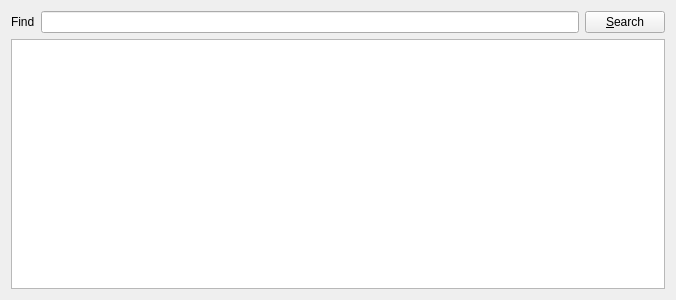
stcrocco/ruber, file plugins/ruberri/ui/tool_widget.ui: the form before one commit.
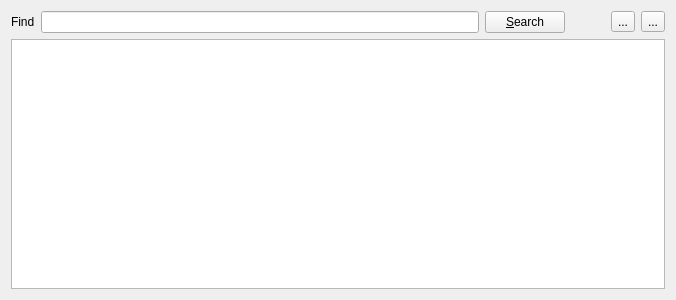
The form after the commit. Custom widgets are drawn as their Qt base class.

Commit message: Added (still not working) next and previous buttons to ruberri tool widget

The edit to the form file:
```diff
--- a/plugins/ruberri/ui/tool_widget.ui
+++ b/plugins/ruberri/ui/tool_widget.ui
@@ -13,8 +13,10 @@
   <property name="windowTitle">
    <string>Form</string>
   </property>
-  <layout class="QGridLayout" name="gridLayout">
-   <item row="0" column="0">
+  <layout class="QVBoxLayout" name="verticalLayout">
+   <item>
+    <layout class="QHBoxLayout" name="horizontalLayout">
+     <item>
     <widget class="QLabel" name="label">
      <property name="text">
       <string>Find</string>
@@ -24,17 +26,49 @@
      </property>
     </widget>
    </item>
-   <item row="0" column="1">
+     <item>
     <widget class="KLineEdit" name="search_term"/>
    </item>
-   <item row="0" column="2">
+     <item>
     <widget class="QPushButton" name="search">
      <property name="text">
       <string>&amp;Search</string>
      </property>
     </widget>
    </item>
-   <item row="1" column="0" colspan="3">
+     <item>
+      <spacer name="horizontalSpacer">
+       <property name="orientation">
+        <enum>Qt::Horizontal</enum>
+       </property>
+       <property name="sizeType">
+        <enum>QSizePolicy::Preferred</enum>
+       </property>
+       <property name="sizeHint" stdset="0">
+        <size>
+         <width>40</width>
+         <height>20</height>
+        </size>
+       </property>
+      </spacer>
+     </item>
+     <item>
+      <widget class="QToolButton" name="prev_btn">
+       <property name="text">
+        <string>...</string>
+       </property>
+      </widget>
+     </item>
+     <item>
+      <widget class="QToolButton" name="next_btn">
+       <property name="text">
+        <string>...</string>
+       </property>
+      </widget>
+     </item>
+    </layout>
+   </item>
+   <item>
     <widget class="QTextBrowser" name="content"/>
    </item>
   </layout>
```
Lines whose indentation alone changed are shown as unchanged. The commit also changes 2 other files.
